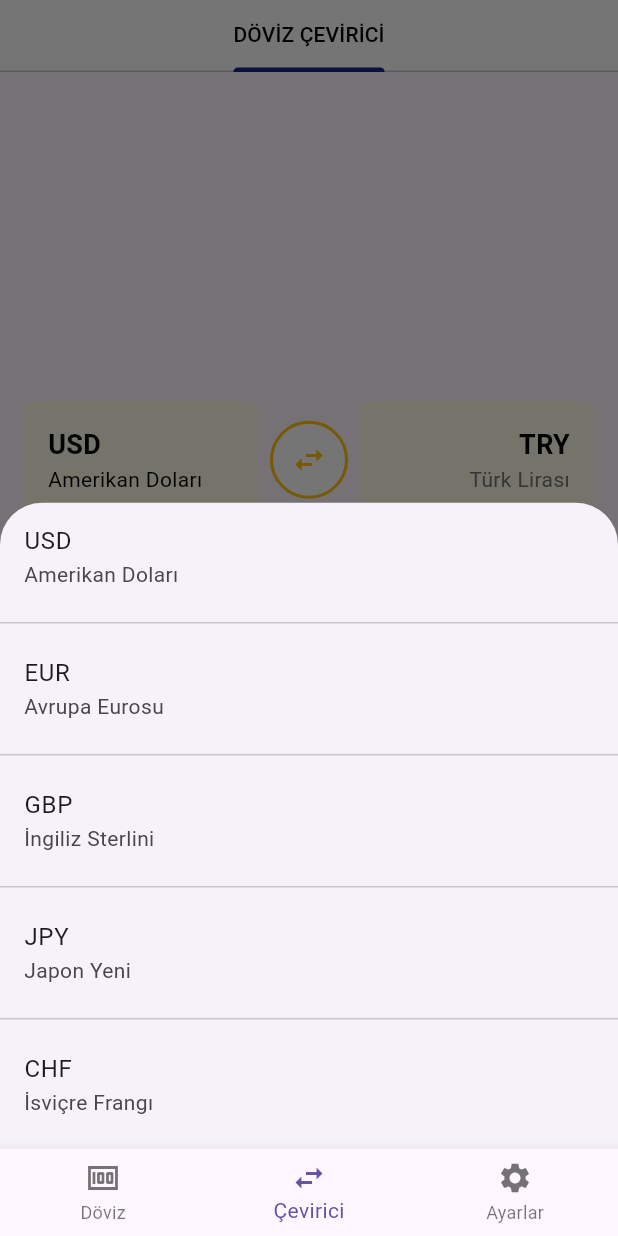
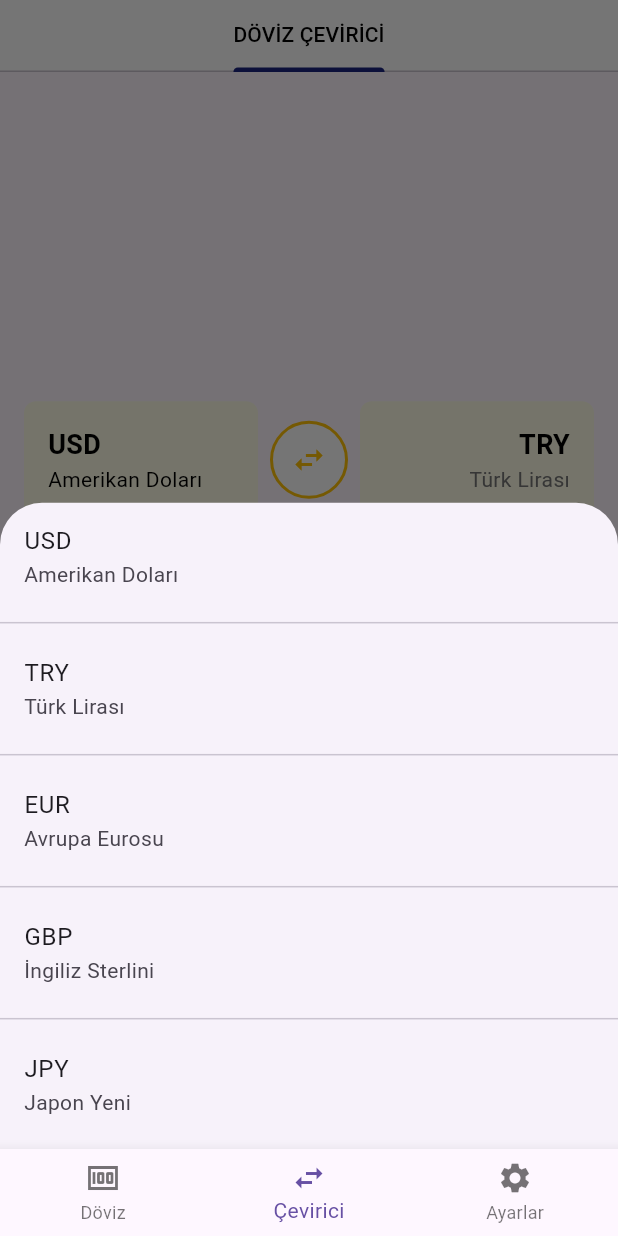
Before and after one commit to TarikKaravar/FXSwift, a Flutter app: the SwapScreen screen opened by its route, after a tap on "USD", on a phone screen of 412 x 824 dp. Run offline on Flutter 3.47's test engine with Material 3 defaults, Android fonts, the phone set to English and light mode, and no system bars; our stand-ins replace go_router, lottie; network calls fail.

Commit message:
Döviz dönüşüm ekranına türkiye eklendi

```diff
--- a/lib/screens/swap_screen.dart
+++ b/lib/screens/swap_screen.dart
@@ -24,6 +24,7 @@ class _SwapScreenState extends State<SwapScreen> with SingleTickerProviderStateM
 
   final List<CurrencyData> _currencies = [
     CurrencyData(code: 'USD', name: 'Amerikan Doları', rate: 38.76),
+    CurrencyData(code: 'TRY', name: 'Türk Lirası', rate: 1.0),
     CurrencyData(code: 'EUR', name: 'Avrupa Eurosu', rate: 41.25),
     CurrencyData(code: 'GBP', name: 'İngiliz Sterlini', rate: 49.35),
     CurrencyData(code: 'JPY', name: 'Japon Yeni', rate: 0.25),
```
